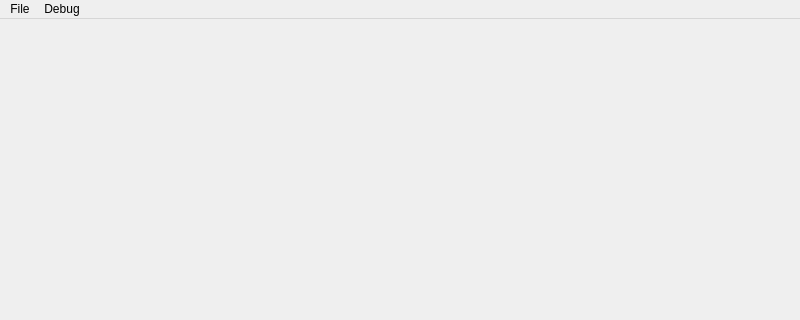
This is src/prodbg/mainwindow.ui in emoon/ProDBG as Qt 5 draws it before an edit; both pictures show x 0 to 800 and y 0 to 320 of the 800 by 600 pixel window. The edited form follows.
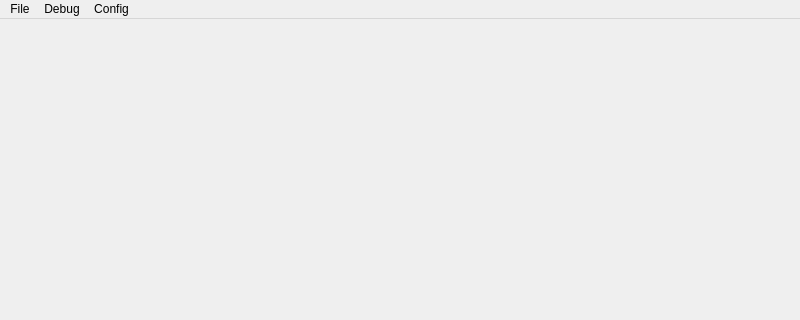
This is the edited form.

Commit message: Added start of Amiga UAE config

```diff
--- a/src/prodbg/mainwindow.ui
+++ b/src/prodbg/mainwindow.ui
@@ -39,8 +39,15 @@
     <addaction name="actionStep_Over"/>
     <addaction name="actionToggle_Breakpoint"/>
    </widget>
+   <widget class="QMenu" name="menuConfig">
+    <property name="title">
+     <string>Config</string>
+    </property>
+    <addaction name="actionAmiga_UAE"/>
+   </widget>
    <addaction name="menuFile"/>
    <addaction name="menuDebug"/>
+   <addaction name="menuConfig"/>
   </widget>
   <widget class="QStatusBar" name="statusbar"/>
   <action name="actionStart">
```
Left out of the diff: 5 changed lines with no effect on the pictures. The commit also changes 6 other files.
